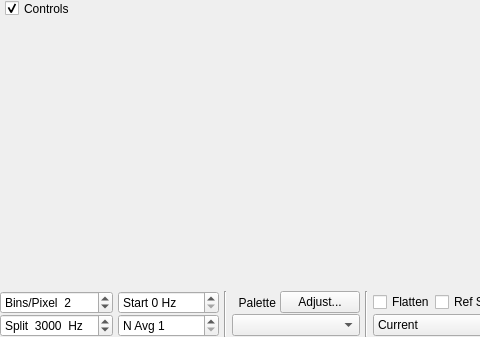
Qt form widgets/widegraph.ui (uaro-radio/wsjtx) before a commit; both pictures show x 0 to 480 and y 0 to 337 of the 817 by 337 pixel window.
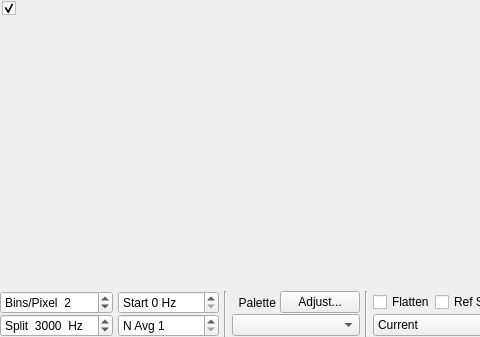
The same form after that commit. Custom widgets are drawn as their Qt base class.

Commit message: Remove "Controls" test in widegraph.ui.

What changed in the file:
```diff
--- a/widgets/widegraph.ui
+++ b/widgets/widegraph.ui
@@ -58,14 +58,14 @@
      <widget class="QCheckBox" name="cbControls">
       <property name="geometry">
        <rect>
-        <x>5</x>
+        <x>2</x>
         <y>0</y>
         <width>77</width>
         <height>17</height>
        </rect>
       </property>
       <property name="text">
-       <string>Controls</string>
+       <string/>
       </property>
       <property name="checked">
        <bool>true</bool>
```
